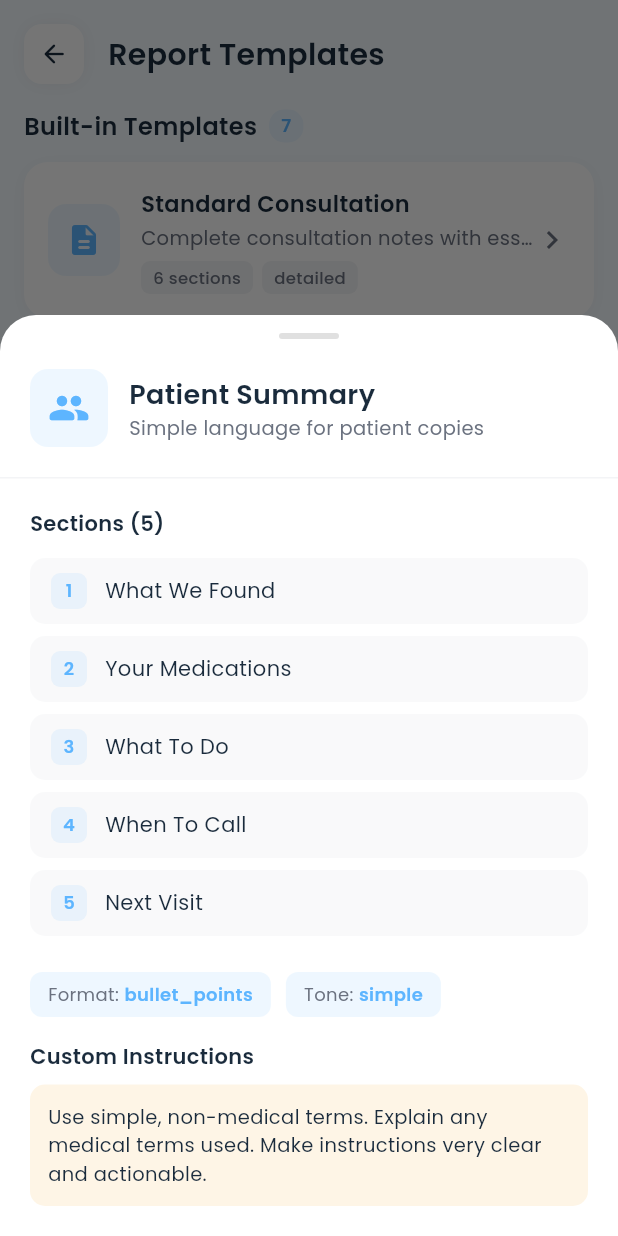
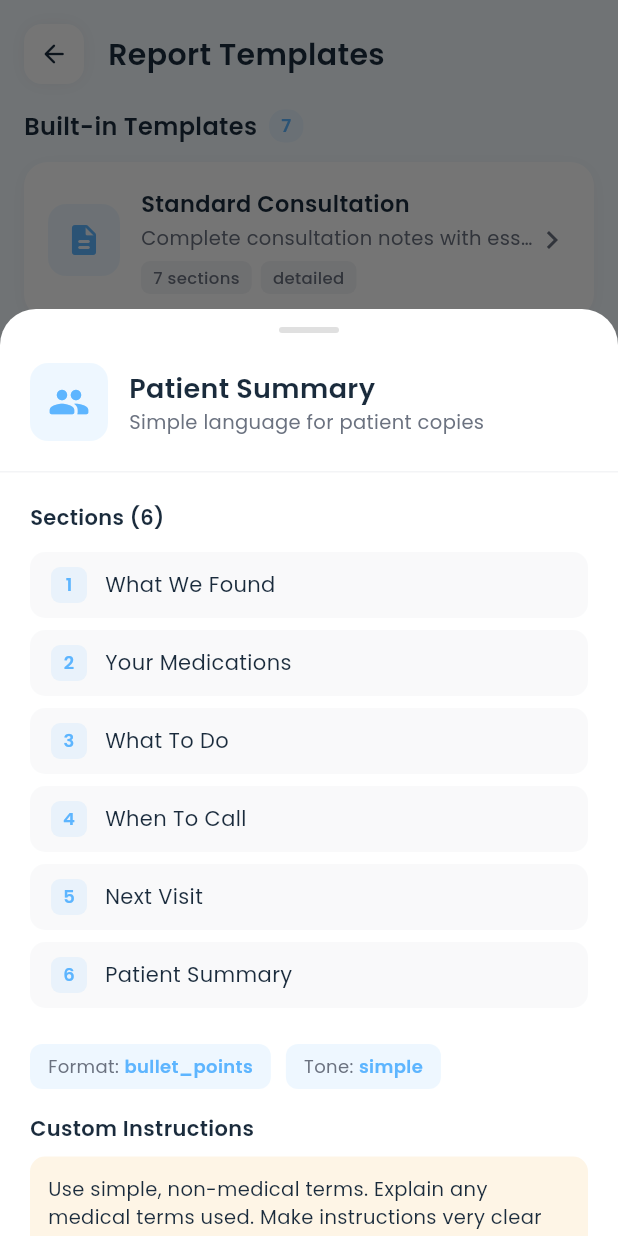
Before and after one commit to RahulPrem-appD/medico_transcribe_app, a Flutter app: the TemplateManagerScreen screen opened directly, after a tap on "Patient Summary", on a phone screen of 412 x 824 dp. Run offline on Flutter 3.47's test engine with Material 3 defaults, Android fonts, the light colour scheme and no system bars; our stand-ins replace google_fonts, pdf, permission_handler, printing, share_plus, shared_preferences and 1 more; missing offline and left inert: record; accounts and stored records are empty.

Commit message:
Add Patient Summary Section to Reports
- Introduced a new report section for 'Patient Summary' across various templates, enhancing the detail and clarity of clinical reports.
- Updated the icon mapping in both ReportDetailScreen and ResultsScreen to include the new 'patient_summary' section.
- Enhanced Feather Service instructions to include a description for the 'patient_summary' field, ensuring comprehensive guidance for report generation.

```diff
--- a/lib/models/report_template.dart
+++ b/lib/models/report_template.dart
@@ -67,6 +67,7 @@ class PredefinedSections {
     ReportSection(id: 'follow_up', name: 'Follow-up', description: 'Next appointment and monitoring plan', order: 17),
     ReportSection(id: 'prognosis', name: 'Prognosis', description: 'Expected outcome', order: 18),
     ReportSection(id: 'notes', name: 'Additional Notes', description: 'Any other relevant information', order: 19),
+    ReportSection(id: 'patient_summary', name: 'Patient Summary', description: 'Summary of diagnosis and advice in passive voice', order: 20),
   ];
 
   static ReportSection? getById(String id) {
@@ -254,6 +255,7 @@ class BuiltInTemplates {
           ReportSection(id: 'prescription', name: 'Prescription', order: 4),
           ReportSection(id: 'advice', name: 'Advice & Instructions', order: 5),
           ReportSection(id: 'follow_up', name: 'Follow-up', order: 6),
+          ReportSection(id: 'patient_summary', name: 'Patient Summary', order: 7),
         ],
         format: 'detailed',
         tone: 'formal',
@@ -272,6 +274,7 @@ class BuiltInTemplates {
           ReportSection(id: 'chief_complaint', name: 'Chief Complaint', order: 1),
           ReportSection(id: 'diagnosis', name: 'Diagnosis', order: 2),
           ReportSection(id: 'prescription', name: 'Prescription', order: 3),
+          ReportSection(id: 'patient_summary', name: 'Patient Summary', order: 4),
         ],
         format: 'concise',
         tone: 'formal',
@@ -300,6 +303,7 @@ class BuiltInTemplates {
           ReportSection(id: 'treatment_plan', name: 'Treatment Plan', order: 11),
           ReportSection(id: 'prescription', name: 'Prescription', order: 12),
           ReportSection(id: 'follow_up', name: 'Follow-up', order: 13),
+          ReportSection(id: 'patient_summary', name: 'Patient Summary', order: 14),
         ],
         format: 'detailed',
         tone: 'technical',
@@ -321,6 +325,7 @@ class BuiltInTemplates {
           ReportSection(id: 'allergies', name: 'Allergies', order: 4),
           ReportSection(id: 'prescription', name: 'Prescription', order: 5),
           ReportSection(id: 'advice', name: 'Advice & Instructions', order: 6),
+          ReportSection(id: 'patient_summary', name: 'Patient Summary', order: 7),
         ],
         format: 'detailed',
         tone: 'formal',
@@ -344,6 +349,7 @@ class BuiltInTemplates {
           ReportSection(id: 'assessment', name: 'Assessment', order: 5),
           ReportSection(id: 'plan_update', name: 'Updated Treatment Plan', order: 6),
           ReportSection(id: 'follow_up', name: 'Next Follow-up', order: 7),
+          ReportSection(id: 'patient_summary', name: 'Patient Summary', order: 8),
         ],
         format: 'detailed',
         tone: 'formal',
@@ -365,6 +371,7 @@ class BuiltInTemplates {
           ReportSection(id: 'instructions', name: 'What To Do', description: 'Care instructions', order: 3),
           ReportSection(id: 'warning_signs', name: 'When To Call', description: 'Warning signs to watch for', order: 4),
           ReportSection(id: 'next_visit', name: 'Next Visit', order: 5),
+          ReportSection(id: 'patient_summary', name: 'Patient Summary', order: 6),
         ],
         format: 'bullet_points',
         tone: 'simple',
@@ -391,6 +398,7 @@ class BuiltInTemplates {
           ReportSection(id: 'clinical_findings', name: 'Clinical Findings', order: 8),
           ReportSection(id: 'provisional_diagnosis', name: 'Provisional Diagnosis', order: 9),
           ReportSection(id: 'specific_questions', name: 'Specific Questions for Specialist', order: 10),
+          ReportSection(id: 'patient_summary', name: 'Patient Summary', order: 11),
         ],
         format: 'detailed',
         tone: 'technical',
--- a/lib/screens/report_detail_screen.dart
+++ b/lib/screens/report_detail_screen.dart
@@ -379,6 +379,7 @@ class _ReportDetailScreenState extends State<ReportDetailScreen>
 
   // Icon mapping for common sections
   final Map<String, IconData> _sectionIcons = {
+    'patient_summary': Icons.person_rounded,
     'chief_complaint': Icons.report_problem_rounded,
     'symptoms': Icons.medical_information_rounded,
     'diagnosis': Icons.health_and_safety_rounded,
--- a/lib/screens/results_screen.dart
+++ b/lib/screens/results_screen.dart
@@ -53,6 +53,7 @@ class _ResultsScreenState extends State<ResultsScreen> {
 
   // Icon mapping for common sections
   final Map<String, IconData> _sectionIcons = {
+    'patient_summary': Icons.person_rounded,
     'chief_complaint': Icons.report_problem_rounded,
     'reason_for_follow_up': Icons.report_problem_rounded,
     'symptoms': Icons.medical_information_rounded,
--- a/lib/services/feather_service.dart
+++ b/lib/services/feather_service.dart
@@ -48,6 +48,7 @@ Respond with this JSON structure (include patient details if found, plus these m
     "patient_name": "Name if mentioned",
     "age": "Age if mentioned",
     "gender": "Gender if mentioned",
+    "patient_summary": "Brief summary in passive voice (e.g., Patient was diagnosed with... Patient was advised to...)",
     "chief_complaint": "Primary reason for the visit in 1-2 sentences",
     "symptoms": "• Symptom 1 with details\\n• Symptom 2 with details",
     "diagnosis": "Clinical assessment/diagnosis based on the presented symptoms",
@@ -167,6 +168,7 @@ PRIORITY DIRECTIVE:
   String _getSectionDescription(ReportSection section) {
     // Map common section names to descriptions
     final descriptions = {
+      'patient_summary': 'Brief summary of the diagnosis and advice in passive voice (e.g., "Patient was diagnosed with... Patient was advised to...")',
       'chief_complaint': 'Primary reason for the visit in 1-2 sentences',
       'history': 'Detailed history of the present illness',
       'history_of_present_illness': 'Detailed history of the present illness',
```
Also changed, not shown: 1 other file.
